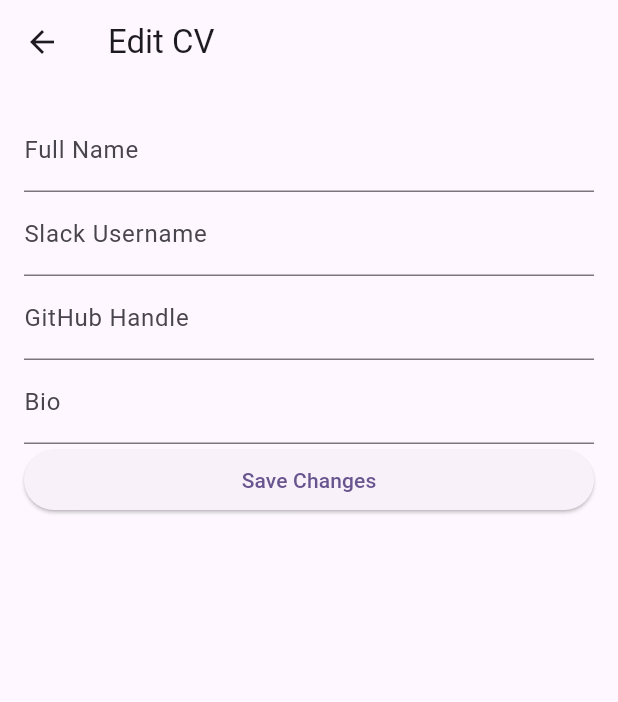
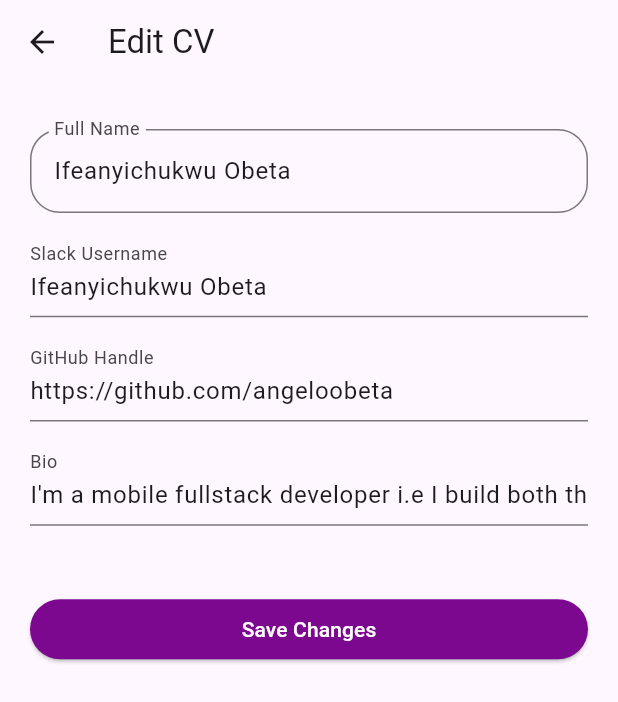
Before and after one commit to angeloobeta/hng_internship_mobile_track_stage_2_task, a Flutter app: the screen it shows after launch, after a tap on "Edit CV", on a phone screen of 412 x 824 dp. Shown: the top 702 px of the screen. Run offline on Flutter 3.47's test engine with Material 2 defaults, Android fonts, the phone set to English and light mode, and no system bars.

Commit message:
Removed all the packages including the state-management to allow zero dependency when building.

```diff
--- a/lib/main.dart
+++ b/lib/main.dart
@@ -27,7 +27,7 @@ class MyApp extends StatelessWidget {
           colorScheme: ColorScheme.fromSeed(seedColor: Colors.deepPurple),
           useMaterial3: true,
         ),
-        home: CVViewPage());
+        home: CvPage());
     // home: const GitHubPage());
   }
 }
--- a/lib/model/utilities/imports/pluginsImport.dart
+++ b/lib/model/utilities/imports/pluginsImport.dart
@@ -1,2 +1 @@
 // import for flutter and dart plugin
-export 'package:stacked/stacked.dart' hide RouteData;
--- a/lib/model/utilities/imports/reUsableWidgetImport.dart
+++ b/lib/model/utilities/imports/reUsableWidgetImport.dart
@@ -1,5 +1,4 @@
 // list export of widget reused across the app, even if it reused twice
 
 export '../../../views/reusableWidgets/general/adaptivePosition.dart';
-export '../../../views/reusableWidgets/general/baseUi.dart';
 export '../../../views/reusableWidgets/general/divider.dart';
--- a/lib/model/utilities/imports/viewModelImport.dart
+++ b/lib/model/utilities/imports/viewModelImport.dart
@@ -1,2 +1,2 @@
 // exports for all the view models
-export 'package:hng_internship_mobile_track_stage_2_task/viewModel/baseModel.dart';
+// export 'package:hng_internship_mobile_track_stage_2_task/viewModel/baseModel.dart';
--- a/lib/views/pages/curriculumVitaPage.dart
+++ b/lib/views/pages/curriculumVitaPage.dart
@@ -2,19 +2,23 @@ import 'package:hng_internship_mobile_track_stage_2_task/model/utilities/imports
 
 import 'editCVPage.dart';
 
-class CVViewPage extends StatelessWidget {
-  final String? fullName;
-  final String? slackUsername;
-  final String? githubHandle;
-  final String? bio;
-
-  CVViewPage(
-      {Key? key,
+class CvPage extends StatelessWidget {
+  String? fullName;
+  String? slackUsername;
+  String? githubHandle;
+  String? bio;
+  List<String> detail = [
+    "Ifeanyichukwu Obeta",
+    "Ifeanyichukwu Obeta",
+    "https://github.com/angeloobeta",
+    "I'm a mobile fullstack developer i.e I build both the mobile app using Flutter framework and the backend using Java or JavaScript. You get it",
+  ];
+  CvPage(
+      {super.key,
       this.fullName,
       this.slackUsername,
       this.githubHandle,
-      this.bio})
-      : super(key: key);
+      this.bio});
 
   @override
   Widget build(BuildContext context) {
@@ -24,41 +28,66 @@ class CVViewPage extends StatelessWidget {
       },
       child: Scaffold(
           appBar: AppBar(
-          title: Text('CV View'),
+            title: const GeneralTextDisplay(
+                'CV Preview', grey, 1, 25, FontWeight.normal, 'full_name'),
           ),
-        body: ViewModelBuilder<BaseModel>.reactive(
-            viewModelBuilder: () => BaseModel(),
-            builder: (builder, model, child) => ListView(
-                  padding: EdgeInsets.all(16.0),
+          body: Container(
+            height: MediaQuery.sizeOf(context).height,
+            width: MediaQuery.sizeOf(context).width,
+            child: ListView(
+              padding: const EdgeInsets.all(16.0),
               children: [
                 ListTile(
-                      title: Text('Full Name'),
-                      subtitle: Text(fullName ?? model.fullName),
+                  leading: const Icon(Icons.info_outline, color: green),
+                  title: const GeneralTextDisplay('Full Name', black, 1, 20,
+                      FontWeight.normal, 'full_name'),
+                  subtitle: Text(fullName ?? detail[0]),
                 ),
                 ListTile(
-                      title: Text('Slack Username'),
-                      subtitle: Text(slackUsername ?? model.slackUsername),
+                  leading: const Icon(Icons.info_outline, color: pink),
+                  title: const GeneralTextDisplay('Slack Username', black, 1,
+                      20, FontWeight.normal, 'full_name'),
+                  subtitle: Text(slackUsername ?? detail[1]),
                 ),
                 ListTile(
-                      title: Text('GitHub Handle'),
-                      subtitle: Text(githubHandle ?? model.githubHandle),
+                  leading: const Icon(Icons.info_outline, color: blue),
+                  title: const GeneralTextDisplay('GitHub Handle', black, 1, 20,
+                      FontWeight.normal, 'full_name'),
+                  subtitle: Text(githubHandle ?? detail[2]),
                 ),
                 ListTile(
-                      title: Text('Bio'),
-                      subtitle: Text(bio ?? model.bio),
+                  leading: const Icon(Icons.info_outline, color: brown),
+                  title: const Row(
+                    children: [
+                      Text('Bio'),
+                    ],
                   ),
-                    ElevatedButton(
+                  subtitle: Text(bio ?? detail[3]),
+                ),
+                const S(h: 40),
+                Padding(
+                  padding: const EdgeInsets.only(left: 15.0, right: 15.0),
+                  child: ElevatedButton(
+                    style: ElevatedButton.styleFrom(
+                        foregroundColor: white, backgroundColor: purple),
                     onPressed: () {
                       Navigator.push(
                         context,
-                          MaterialPageRoute(builder: (context) => EditCVPage()),
+                        MaterialPageRoute(
+                            builder: (context) => EditCVPage(
+                                  fullName: detail[0],
+                                  slackUsername: detail[1],
+                                  githubHandle: detail[2],
+                                  bio: detail[3],
+                                )),
                       );
                     },
-                      child: Text('Edit CV'),
+                    child: const Text('Edit CV'),
+                  ),
                 ),
               ],
+            ),
           )),
-      ),
     );
   }
 }
--- a/lib/views/pages/editCVPage.dart
+++ b/lib/views/pages/editCVPage.dart
@@ -1,43 +1,101 @@
 import '../../model/utilities/imports/generalImport.dart';
+import 'curriculumVitaPage.dart';
 
-class EditCVPage extends StatelessWidget {
-  const EditCVPage({super.key});
+class EditCVPage extends StatefulWidget {
+  late final String fullName;
+  late final String slackUsername;
+  late final String githubHandle;
+  late final String bio;
+
+  EditCVPage({
+    super.key,
+    required this.fullName,
+    required this.slackUsername,
+    required this.githubHandle,
+    required this.bio,
+  });
+
+  @override
+  State<EditCVPage> createState() => _EditCVPageState();
+}
+
+class _EditCVPageState extends State<EditCVPage> {
+  // text editing controllers
+  TextEditingController fullNameController = TextEditingController();
+  TextEditingController slackUsernameController = TextEditingController();
+  TextEditingController githubHandleController = TextEditingController();
+  TextEditingController bioController = TextEditingController();
+
+  @override
+  void initState() {
+    super.initState();
+    fullNameController.text = widget.fullName;
+    slackUsernameController.text = widget.slackUsername;
+    githubHandleController.text = widget.githubHandle;
+    bioController.text = widget.bio;
+  }
+
+  void disposeState() {
+    fullNameController.dispose();
+    slackUsernameController.dispose();
+    githubHandleController.dispose();
+    bioController.dispose();
+    super.dispose();
+  }
 
   @override
   Widget build(BuildContext context) {
-    return ViewModelBuilder<BaseModel>.reactive(
-      viewModelBuilder: () => BaseModel(),
-      builder: (context, model, child) => Scaffold(
+    return Scaffold(
       appBar: AppBar(
-          title: Text('Edit CV'),
+        title: const Text('Edit CV'),
       ),
       body: Padding(
-          padding: EdgeInsets.all(16.0),
+        padding:
+            const EdgeInsets.only(left: 20, right: 20.0, top: 30, bottom: 15),
         child: Column(
           crossAxisAlignment: CrossAxisAlignment.stretch,
           children: [
             TextField(
-                controller: model.fullNameController,
-                decoration: InputDecoration(labelText: 'Full Name'),
+              maxLines: null,
+              controller: fullNameController,
+              decoration: const InputDecoration(
+                  border: OutlineInputBorder(
+                      borderRadius: BorderRadius.all(Radius.circular(20.0))),
+                  labelText: 'Full Name'),
             ),
+            const S(h: 15),
             TextField(
-                controller: model.slackUsernameController,
-                decoration: InputDecoration(labelText: 'Slack Username'),
+              controller: slackUsernameController,
+              decoration: const InputDecoration(labelText: 'Slack Username'),
             ),
+            const S(h: 15),
             TextField(
-                controller: model.githubHandleController,
-                decoration: InputDecoration(labelText: 'GitHub Handle'),
+              controller: githubHandleController,
+              decoration: const InputDecoration(labelText: 'GitHub Handle'),
             ),
+            const S(h: 15),
             TextField(
-                controller: model.bioController,
-                decoration: InputDecoration(labelText: 'Bio'),
+              controller: bioController,
+              decoration: const InputDecoration(labelText: 'Bio'),
             ),
+            const S(h: 50),
             ElevatedButton(
-                onPressed: () => model.onSave(context),
-                child: Text('Save Changes'),
+              style: ElevatedButton.styleFrom(
+                  foregroundColor: white, backgroundColor: purple),
+              onPressed: () {
+                Navigator.of(context).pop();
+                Navigator.pushReplacement(
+                    context,
+                    MaterialPageRoute(
+                        builder: (context) => CvPage(
+                            fullName: fullNameController.text,
+                            slackUsername: slackUsernameController.text,
+                            githubHandle: githubHandleController.text,
+                            bio: bioController.text)));
+              },
+              child: const Text('Save Changes'),
             ),
           ],
-          ),
         ),
       ),
     );
--- a/pubspec.yaml
+++ b/pubspec.yaml
@@ -35,7 +35,6 @@ dependencies:
   # The following adds the Cupertino Icons font to your application.
   # Use with the CupertinoIcons class for iOS style icons.
   cupertino_icons: ^1.0.2
-  stacked: ^3.1.0
 
 dev_dependencies:
   flutter_test:
```
Also changed, not shown: lib/viewModel/baseModel.dart (deleted, +0 -39 lines), lib/views/reusableWidgets/general/baseUi.dart (deleted, +0 -107 lines), lib/views/uiElements/textField.dart (added), pubspec.lock. Lines whose indentation alone changed are shown as unchanged.
